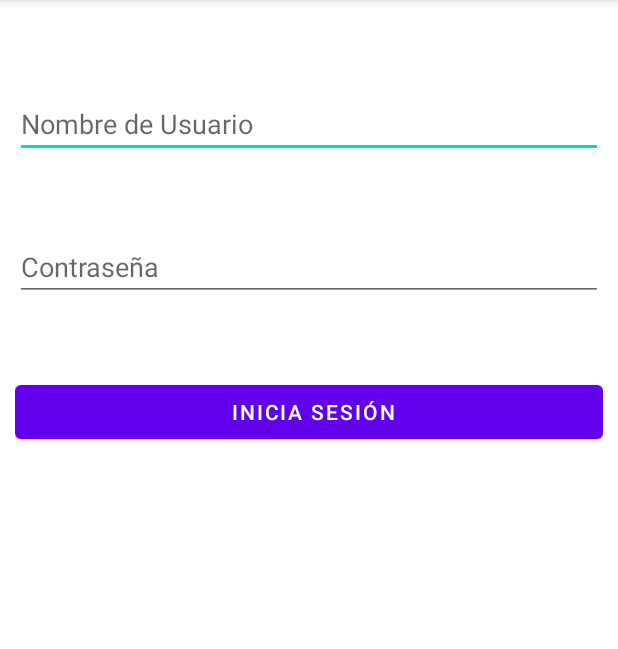
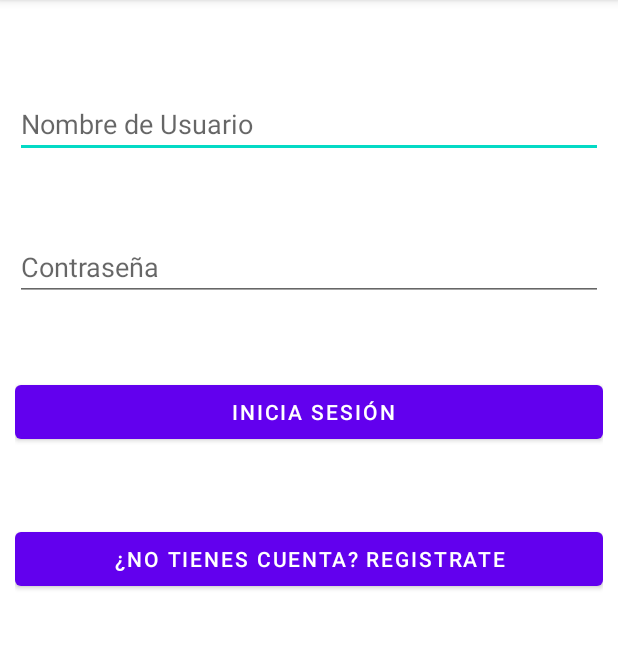
Before and after one commit to 0xJCarlos/GSPTI-Proyecto-Final, an Android app: the LoginActivity screen opened directly, with no data from a screen before it, on a phone screen of 412 x 824 dp, the part 84-733 px from its top. Run offline under Robolectric (Android 15) with nearby library versions, the phone set to English and light mode, and no system bars.

Commit message:
Login y redirección arreglados

```diff
--- a/app/src/main/java/com/example/proyectofinal/LoginActivity.java
+++ b/app/src/main/java/com/example/proyectofinal/LoginActivity.java
@@ -12,7 +12,7 @@ import android.widget.Toast;
 public class LoginActivity extends AppCompatActivity {
 
     EditText username, password;
-    Button btnLogin;
+    Button btnLogin, btnSignUp;
     DBHelper DB;
 
     @Override
@@ -23,6 +23,7 @@ public class LoginActivity extends AppCompatActivity {
         username = (EditText) findViewById(R.id.username1);
         password = (EditText) findViewById(R.id.password1);
         btnLogin = (Button) findViewById(R.id.btnSignIn1);
+        btnSignUp = (Button) findViewById(R.id.btnSignUp1);
 
         DB = new DBHelper(this);
 
@@ -52,6 +53,14 @@ public class LoginActivity extends AppCompatActivity {
             }
         });
 
+        btnSignUp.setOnClickListener(new View.OnClickListener() {
+            @Override
+            public void onClick(View view) {
+                Intent intent = new Intent(getApplicationContext(),register.class);
+                startActivity(intent);
+            }
+        });
+
 
     }
 }
--- a/app/src/main/java/com/example/proyectofinal/MainActivity.java
+++ b/app/src/main/java/com/example/proyectofinal/MainActivity.java
@@ -2,6 +2,7 @@ package com.example.proyectofinal;
 
 import androidx.appcompat.app.AppCompatActivity;
 
+import android.content.Intent;
 import android.os.Bundle;
 
 public class MainActivity extends AppCompatActivity {
@@ -10,5 +11,8 @@ public class MainActivity extends AppCompatActivity {
     protected void onCreate(Bundle savedInstanceState) {
         super.onCreate(savedInstanceState);
         setContentView(R.layout.activity_main);
+
+        Intent intent = new Intent(getApplicationContext(),register.class);
+        startActivity(intent);
     }
 }
--- a/app/src/main/java/com/example/proyectofinal/register.java
+++ b/app/src/main/java/com/example/proyectofinal/register.java
@@ -47,7 +47,7 @@ public class register extends AppCompatActivity {
                             Boolean insert = DB.insertData(user, pass);
                             if (insert == true){
                                 Toast.makeText(register.this,"Registro exitoso!", Toast.LENGTH_SHORT).show();
-                                Intent intent = new Intent(getApplicationContext(),HomeActivity.class);
+                                Intent intent = new Intent(getApplicationContext(),LoginActivity.class);
                                 startActivity(intent);
                             }
                             else {
--- a/app/src/main/res/layout/activity_login.xml
+++ b/app/src/main/res/layout/activity_login.xml
@@ -20,6 +20,7 @@
         android:layout_height="wrap_content"
         android:hint="Contraseña"
         android:layout_marginTop="50dp"
+        android:inputType="textPassword"
         android:layout_below="@+id/username1" />
 
     <Button
@@ -30,4 +31,12 @@
         android:layout_marginTop="50dp"
         android:layout_below="@id/password1" />
 
+    <Button
+        android:id="@+id/btnSignUp1"
+        android:layout_width="match_parent"
+        android:layout_height="wrap_content"
+        android:text="¿No tienes cuenta? Registrate"
+        android:layout_marginTop="50dp"
+        android:layout_below="@id/btnSignIn1" />
+
 </RelativeLayout>
--- a/app/src/main/res/layout/activity_register.xml
+++ b/app/src/main/res/layout/activity_register.xml
@@ -20,6 +20,7 @@
         android:layout_height="wrap_content"
         android:hint="Contraseña"
         android:layout_marginTop="50dp"
+        android:inputType="textPassword"
         android:layout_below="@+id/username" />
 
     <EditText
@@ -28,6 +29,7 @@
         android:layout_height="wrap_content"
         android:hint="Confirma tu contraseña"
         android:layout_marginTop="50dp"
+        android:inputType="textPassword"
         android:layout_below="@+id/password" />
 
    <Button
```
